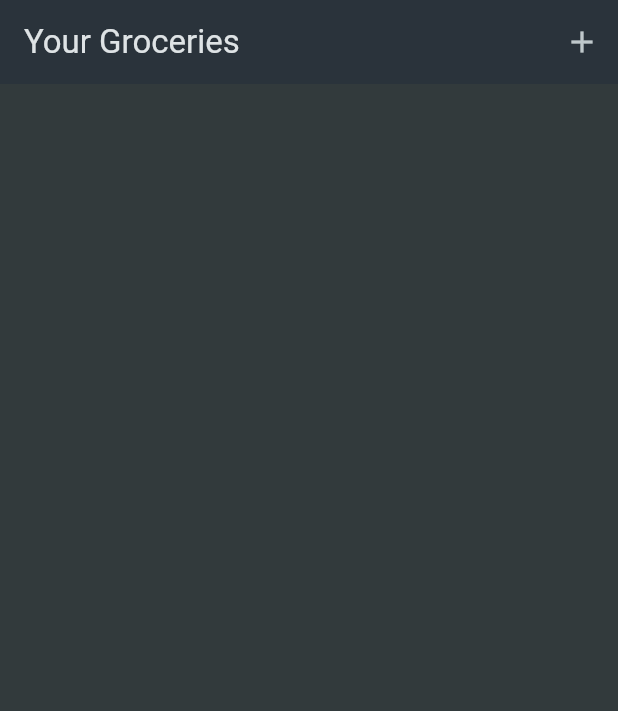
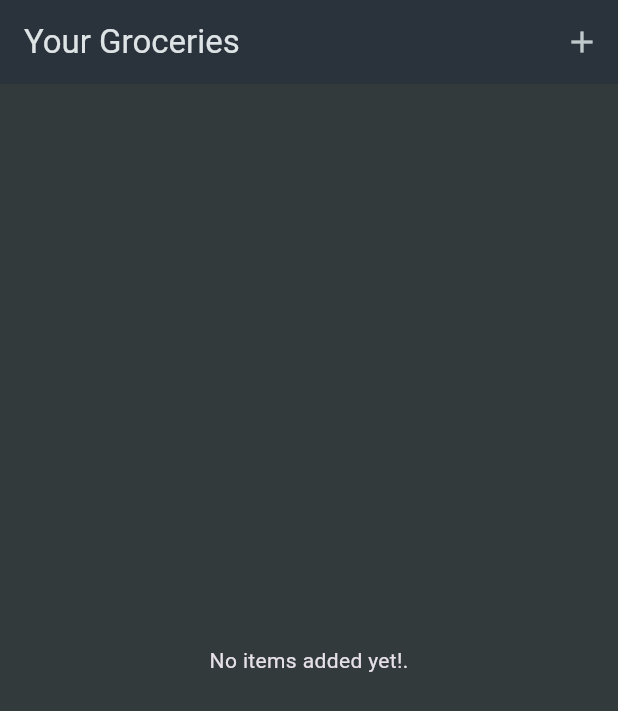
Before and after one commit to sachinsebastian1212/flutter_shopping_list, a Flutter app: the screen it shows after launch, on a phone screen of 412 x 824 dp. Shown: the top 711 px of the screen. Run offline on Flutter 3.47's test engine with Material 3 defaults, Android fonts, the light colour scheme and no system bars.

Commit message:
added dismissible
also added no item available text

```diff
--- a/lib/widgets/grocery_list.dart
+++ b/lib/widgets/grocery_list.dart
@@ -1,5 +1,4 @@
 import 'package:flutter/material.dart';
-import 'package:flutter_shopping_list/data/dummy_items.dart';
 import 'package:flutter_shopping_list/models/grocery_item.dart';
 import 'package:flutter_shopping_list/widgets/new_item.dart';
 
@@ -25,21 +24,22 @@ class _GroceryListState extends State<GroceryList> {
     });
   }
 
+  void _removeItem(GroceryItem item) {
+    setState(() {
+      _groceryItems.remove(item);
+    });
+  }
+
   @override
   Widget build(BuildContext context) {
-    return Scaffold(
-      appBar: AppBar(
-        title: const Text('Your Groceries'),
-        actions: [
-          IconButton(
-            onPressed: _addItem,
-            icon: const Icon(Icons.add),
-          )
-        ],
-      ),
-      body: ListView.builder(
+    Widget content = const Center(child: Text('No items added yet!.'));
+    if (_groceryItems.isNotEmpty) {
+      content = ListView.builder(
         itemCount: _groceryItems.length,
-        itemBuilder: (context, index) => ListTile(
+        itemBuilder: (context, index) => Dismissible(
+          onDismissed: (direction) => _removeItem(_groceryItems[index]),
+          key: ValueKey(_groceryItems[index].id),
+          child: ListTile(
             title: Text(_groceryItems[index].name),
             leading: Container(
               width: 24,
@@ -51,4 +51,16 @@ class _GroceryListState extends State<GroceryList> {
         ),
       );
     }
+    return Scaffold(
+        appBar: AppBar(
+          title: const Text('Your Groceries'),
+          actions: [
+            IconButton(
+              onPressed: _addItem,
+              icon: const Icon(Icons.add),
+            )
+          ],
+        ),
+        body: content);
   }
+}
```
Lines whose indentation alone changed are shown as unchanged.
